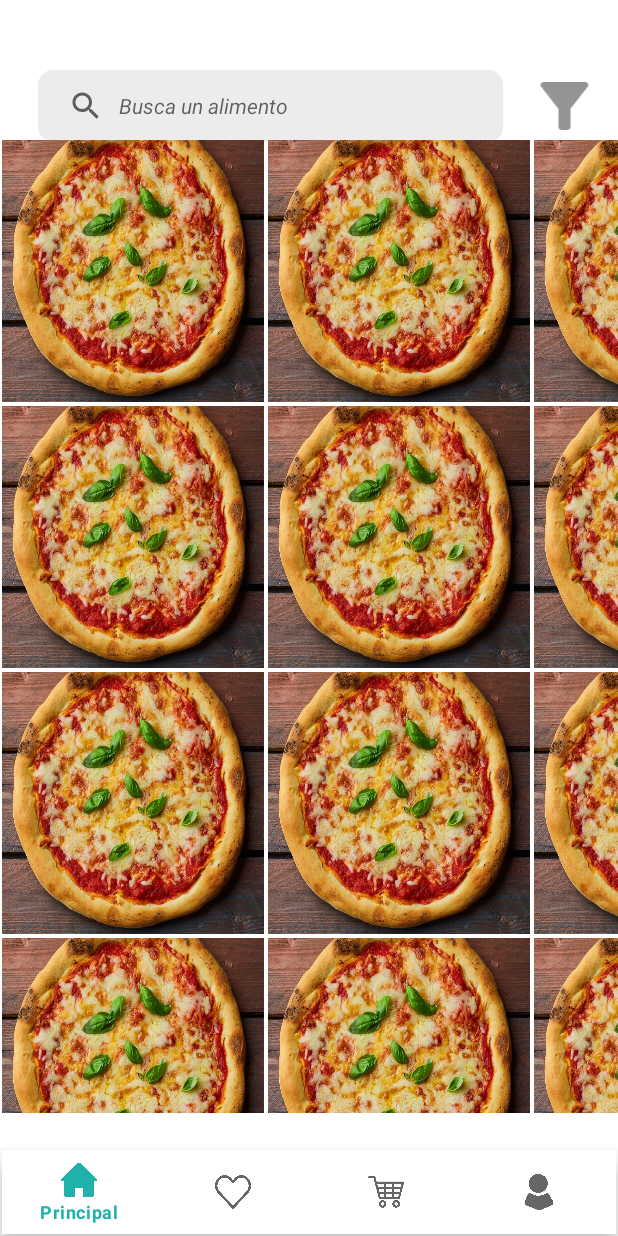
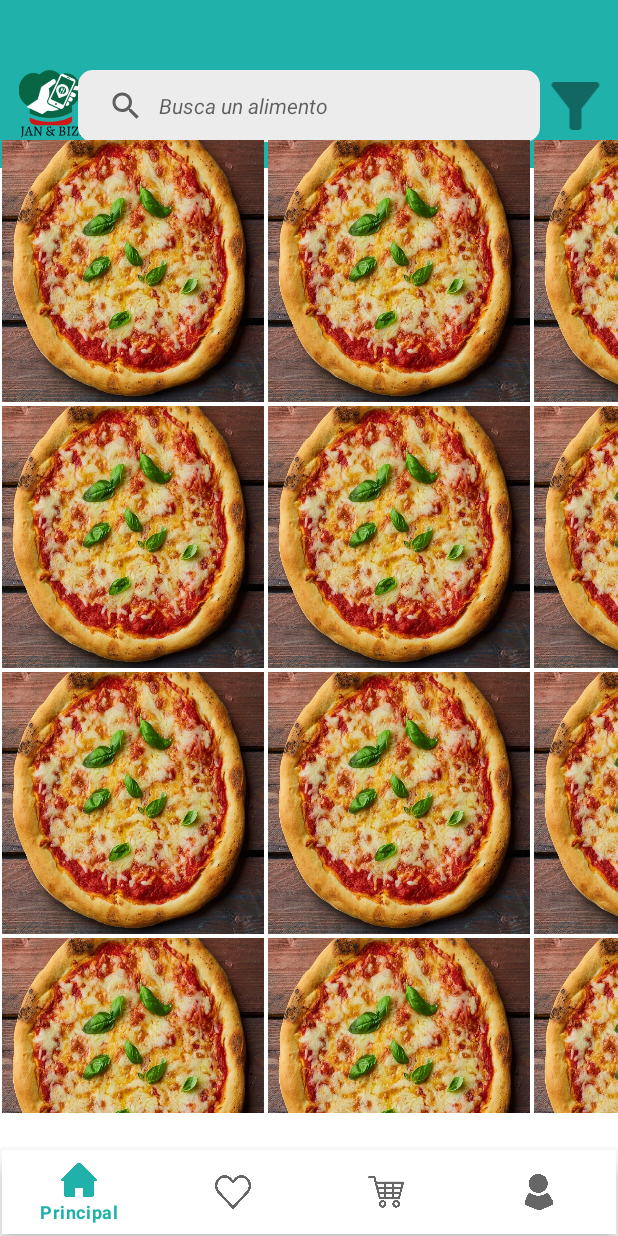
Before and after one commit to Mimenza/Reto01_JanEtaBizi, an Android app: the activity_3principal screen opened directly, with no data from a screen before it, on a phone screen of 412 x 824 dp. Run offline under Robolectric (Android 15) with nearby library versions, the phone set to English and light mode, and no system bars; Roboto replaces fonts that are not available here.

Commit message:
top bar color and logo

```diff
--- a/app/src/main/res/layout/activity_3principal.xml
+++ b/app/src/main/res/layout/activity_3principal.xml
@@ -9,21 +9,45 @@
     tools:context=".activity_3principal">
 
 
+    <TextView
+        android:id="@+id/txtv_3topbarColor"
+        android:layout_width="fill_parent"
+        android:layout_height="112dp"
+        android:background="@color/mainGreen"
+        app:layout_constraintBottom_toBottomOf="parent"
+        app:layout_constraintEnd_toEndOf="parent"
+        app:layout_constraintHorizontal_bias="1.0"
+        app:layout_constraintStart_toStartOf="parent"
+        app:layout_constraintTop_toTopOf="parent"
+        app:layout_constraintVertical_bias="0.0" />
+
     <ImageView
         android:id="@+id/imgv_3filtro"
         android:layout_width="wrap_content"
         android:layout_height="48dp"
         app:layout_constraintBottom_toBottomOf="parent"
         app:layout_constraintEnd_toEndOf="parent"
-        app:layout_constraintHorizontal_bias="0.97"
+        app:layout_constraintHorizontal_bias="0.99"
         app:layout_constraintStart_toStartOf="parent"
         app:layout_constraintTop_toTopOf="parent"
         app:layout_constraintVertical_bias="0.060000002"
         app:srcCompat="@drawable/ic_filter" />
 
+    <ImageView
+        android:id="@+id/imgv_3Logo"
+        android:layout_width="45dp"
+        android:layout_height="45dp"
+        app:layout_constraintBottom_toBottomOf="parent"
+        app:layout_constraintEnd_toEndOf="parent"
+        app:layout_constraintHorizontal_bias="0.03"
+        app:layout_constraintStart_toStartOf="parent"
+        app:layout_constraintTop_toTopOf="parent"
+        app:layout_constraintVertical_bias="0.060000002"
+        app:srcCompat="@drawable/logo" />
+
     <EditText
         android:id="@+id/txt_3busqueda"
-        android:layout_width="310dp"
+        android:layout_width="308dp"
         android:layout_height="48dp"
         android:background="@drawable/search_bg"
         android:drawableStart="@drawable/ic_search"
@@ -37,7 +61,6 @@
         android:textStyle="italic"
         app:layout_constraintBottom_toBottomOf="parent"
         app:layout_constraintEnd_toEndOf="parent"
-        app:layout_constraintHorizontal_bias="0.25"
         app:layout_constraintStart_toStartOf="parent"
         app:layout_constraintTop_toTopOf="parent"
         app:layout_constraintVertical_bias="0.060000002" />
@@ -66,7 +89,6 @@
         android:scrollbars="vertical"
         app:layout_constraintBottom_toBottomOf="parent"
         app:layout_constraintEnd_toEndOf="parent"
-        app:layout_constraintHorizontal_bias="0.47"
         app:layout_constraintStart_toStartOf="parent"
         app:layout_constraintTop_toTopOf="parent"
         app:layout_constraintVertical_bias="0.53">
@@ -89,7 +111,7 @@
         app:layout_constraintHorizontal_bias="0.494"
         app:layout_constraintStart_toStartOf="parent"
         app:layout_constraintTop_toTopOf="parent"
-        app:layout_constraintVertical_bias="0.18">
+        app:layout_constraintVertical_bias="0.19">
 
         <com.google.android.material.chip.Chip
             android:id="@+id/chip3_1"
@@ -134,4 +156,5 @@
             android:text="Palm oil free" />
     </com.google.android.material.chip.ChipGroup>
 
+
 </androidx.constraintlayout.widget.ConstraintLayout>
--- a/app/src/main/res/layout/activity_8likes.xml
+++ b/app/src/main/res/layout/activity_8likes.xml
@@ -7,6 +7,19 @@
     tools:context=".activity_8likes"
     android:focusable="true"
     android:focusableInTouchMode="true">
+
+
+    <TextView
+        android:id="@+id/txtv_4topbarColor"
+        android:layout_width="fill_parent"
+        android:layout_height="112dp"
+        android:background="@color/mainGreen"
+        app:layout_constraintBottom_toBottomOf="parent"
+        app:layout_constraintEnd_toEndOf="parent"
+        app:layout_constraintHorizontal_bias="1.0"
+        app:layout_constraintStart_toStartOf="parent"
+        app:layout_constraintTop_toTopOf="parent"
+        app:layout_constraintVertical_bias="0.0" />
 
     <EditText
         android:id="@+id/txt_8busqueda"
```
